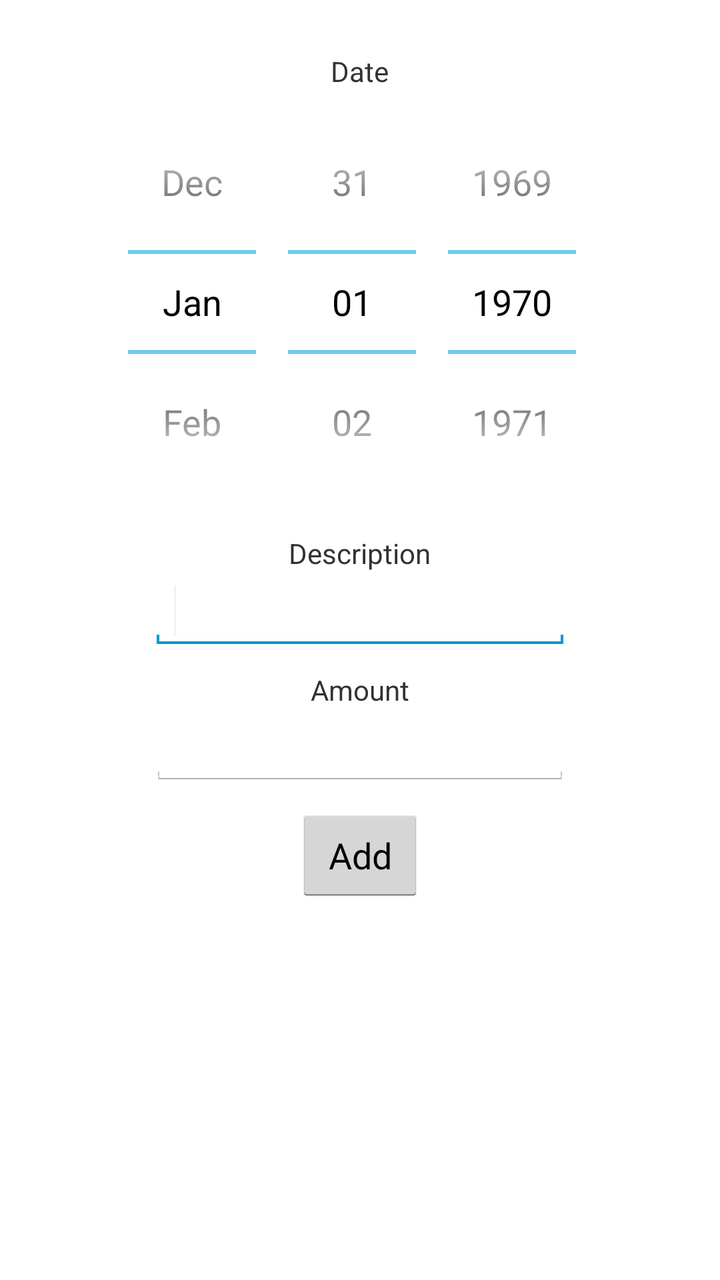
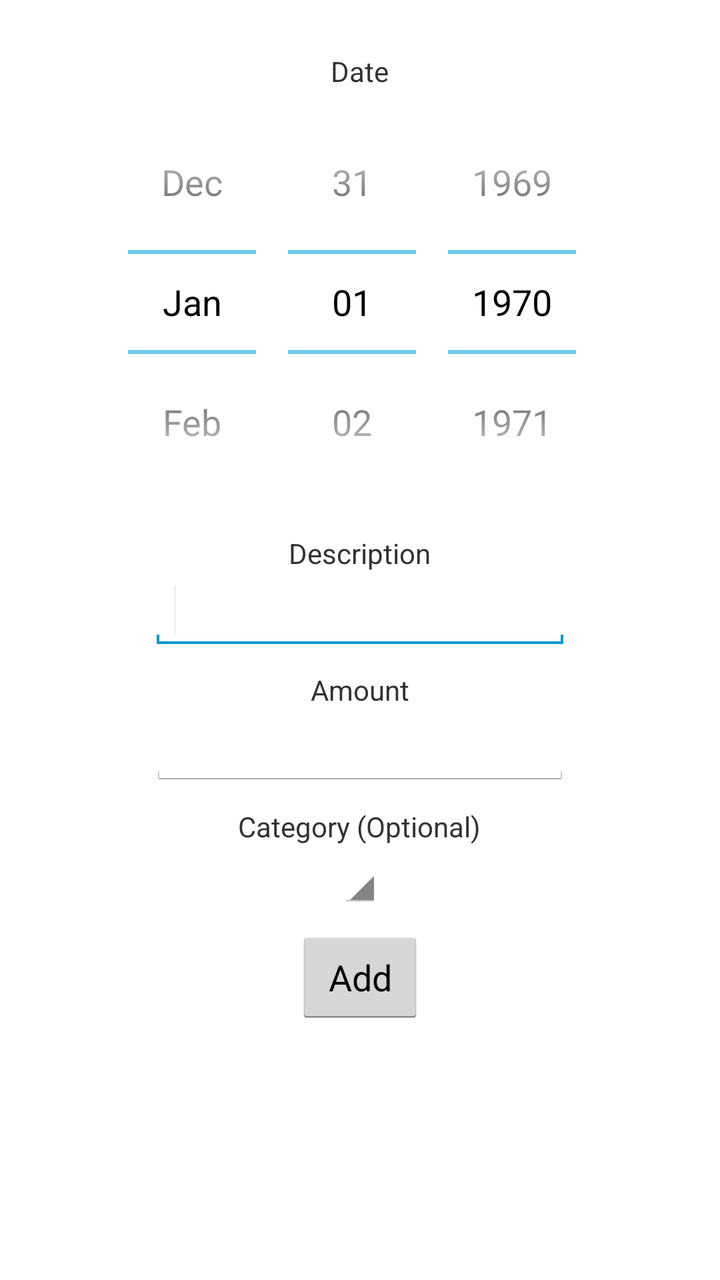

The first picture is an Android layout as it rendered before a commit; the second is the same layout after the commit. The layout source and the unified diff follow.
<!-- AndroidManifest.xml: application theme AppTheme -->
<!-- res/layout/activity_add_expense.xml -->
<ScrollView xmlns:android="http://schemas.android.com/apk/res/android"
    android:layout_width="match_parent"
    android:layout_height="match_parent">

    <RelativeLayout
        xmlns:tools="http://schemas.android.com/tools"
        android:layout_width="match_parent"
        android:layout_height="match_parent"
        android:paddingBottom="@dimen/activity_vertical_margin"
        android:paddingLeft="@dimen/activity_horizontal_margin"
        android:paddingRight="@dimen/activity_horizontal_margin"
        android:paddingTop="@dimen/activity_vertical_margin" >

        <TextView
            android:id="@+id/label_add_date"
            android:layout_width="wrap_content"
            android:layout_height="wrap_content"
            android:layout_alignParentTop="true"
            android:layout_centerHorizontal="true"
            android:layout_marginTop="10dp"
            android:text="@string/add_date" />

        <DatePicker
            android:id="@+id/add_date"
            android:layout_width="wrap_content"
            android:layout_height="wrap_content"
            android:layout_below="@+id/label_add_date"
            android:layout_centerHorizontal="true"
            android:calendarViewShown="false" />

        <TextView
            android:id="@+id/label_add_description"
            android:layout_width="wrap_content"
            android:layout_height="wrap_content"
            android:layout_centerHorizontal="true"
            android:layout_below="@+id/add_date"
            android:layout_marginTop="10dp"
            android:text="@string/add_description" />

        <EditText
            android:id="@+id/add_description"
            android:layout_width="wrap_content"
            android:layout_height="wrap_content"
            android:layout_below="@+id/label_add_description"
            android:layout_centerHorizontal="true"
            android:lines="1"
            android:inputType="textCapSentences"
            android:singleLine="true"
            android:imeOptions="actionNext"
            android:ems="10" >

            <requestFocus />
        </EditText>

        <TextView
            android:id="@+id/label_add_amount"
            android:layout_width="wrap_content"
            android:layout_height="wrap_content"
            android:layout_centerHorizontal="true"
            android:layout_below="@+id/add_description"
            android:layout_marginTop="10dp"
            android:text="@string/add_amount" />

        <EditText
            android:id="@+id/add_amount"
            android:layout_width="wrap_content"
            android:layout_height="wrap_content"
            android:layout_below="@+id/label_add_amount"
            android:layout_centerHorizontal="true"
            android:imeOptions="actionDone"
            android:ems="10"
            android:inputType="numberDecimal|numberSigned" />

        <Button
            android:id="@+id/add_add_button"
            android:layout_width="wrap_content"
            android:layout_height="wrap_content"
            android:layout_centerHorizontal="true"
            android:layout_below="@+id/add_amount"
            android:layout_marginTop="10dp"
            android:text="@string/add_add"
            android:onClick="addButtonOnClick" />

    </RelativeLayout>
</ScrollView>
<!-- resources referenced by this layout -->
<resources>
  <dimen name="activity_horizontal_margin">16dp</dimen>
  <dimen name="activity_vertical_margin">16dp</dimen>
  <string name="add_add">Add</string>
  <string name="add_amount">Amount</string>
  <string name="add_date">Date</string>
  <string name="add_description">Description</string>
  <style name="AppTheme" parent="AppBaseTheme">
          
      </style>
  <style name="AppBaseTheme" parent="android:Theme.Light">
          
      </style>
</resources>

<!-- the commit's change to res/layout/activity_add_expense.xml (unified diff, before → after) -->
@@ -71,12 +71,42 @@
             android:ems="10"
             android:inputType="numberDecimal|numberSigned" />
 
+        <TextView
+            android:id="@+id/label_pick_category"
+            android:layout_width="wrap_content"
+            android:layout_height="wrap_content"
+            android:layout_centerHorizontal="true"
+            android:layout_below="@+id/add_amount"
+            android:layout_marginTop="10dp"
+            android:text="@string/label_pick_category" />
+
+        <Spinner
+            android:layout_width="wrap_content"
+            android:layout_height="wrap_content"
+            android:id="@+id/category_picker"
+            android:layout_below="@+id/label_pick_category"
+            android:layout_centerHorizontal="true" />
+
+        <EditText
+            android:id="@+id/add_category"
+            android:layout_width="wrap_content"
+            android:layout_height="wrap_content"
+            android:layout_below="@+id/category_picker"
+            android:layout_centerHorizontal="true"
+            android:lines="1"
+            android:inputType="textCapSentences"
+            android:singleLine="true"
+            android:imeOptions="actionDone"
+            android:ems="10"
+            android:visibility="gone" >
+        </EditText>
+
         <Button
             android:id="@+id/add_add_button"
             android:layout_width="wrap_content"
             android:layout_height="wrap_content"
             android:layout_centerHorizontal="true"
-            android:layout_below="@+id/add_amount"
+            android:layout_below="@+id/add_category"
             android:layout_marginTop="10dp"
             android:text="@string/add_add"
             android:onClick="addButtonOnClick" />
<!-- resource entries referenced after the edit -->
@@ -6,6 +6,7 @@
   <string name="add_amount">Amount</string>
   <string name="add_date">Date</string>
   <string name="add_description">Description</string>
+  <string name="label_pick_category">Category (Optional)</string>
   <style name="AppTheme" parent="AppBaseTheme">
           
       </style>
